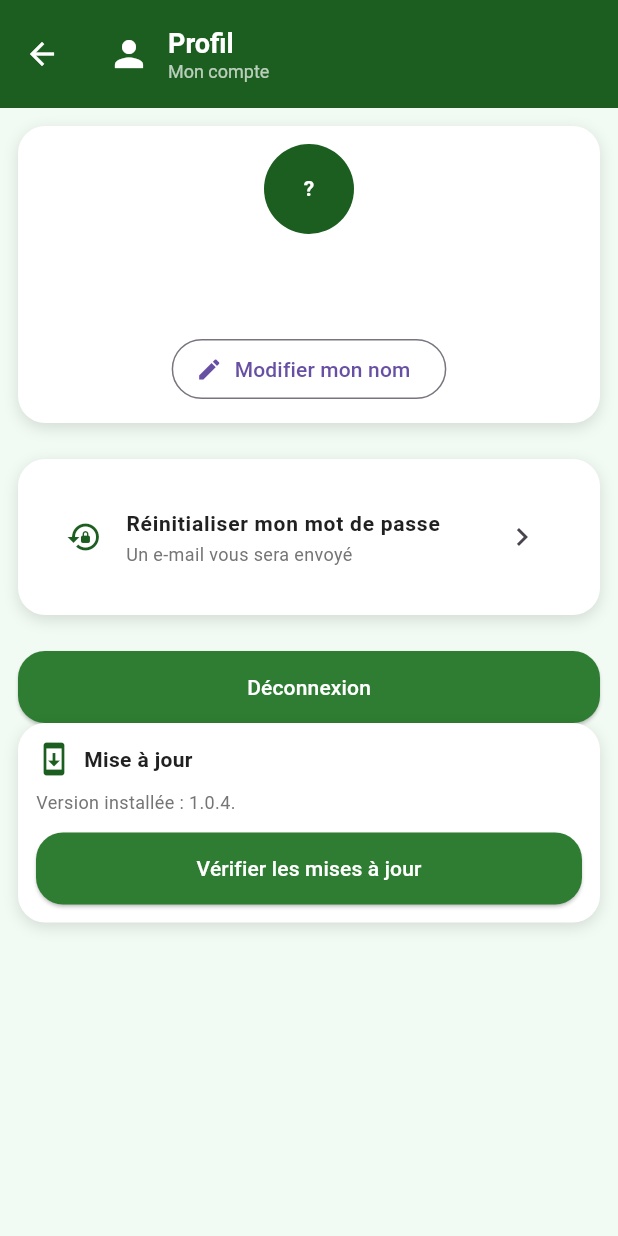
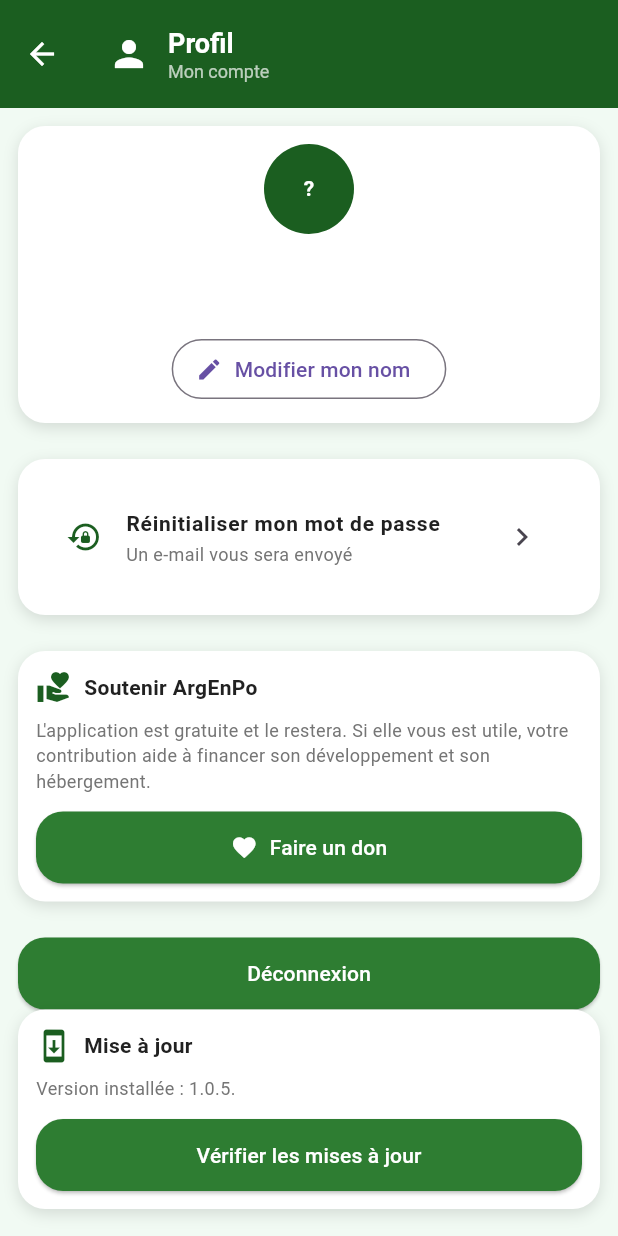
Before and after one commit to Jumeaweb/ArgEnPo, a Flutter app: the ProfileScreen screen opened directly, on a phone screen of 412 x 824 dp. Run offline on Flutter 3.47's test engine with Material 3 defaults, Android fonts, the phone set to English and light mode, and no system bars; our stand-ins replace open_filex, package_info_plus, shared_preferences, supabase_flutter; accounts and stored records are empty; network calls fail.

Commit message:
v1.0.5 : carte « Soutenir ArgEnPo » sur le Profil (Stripe Payment Link, montant libre)
Generated by Mistral Vibe.
Co-Authored-By: Mistral Vibe <vibe@mistral.ai>

```diff
--- /dev/null
+++ b/lib/constants/app_constants.dart
@@ -0,0 +1,8 @@
+/// Constantes applicatives partagées.
+class AppConstants {
+  /// Lien de soutien (Stripe Payment Link, montant libre).
+  /// Modifiable dans le dashboard Stripe sans changement d'application :
+  /// l'URL est stable d'une version à l'autre.
+  static const String donationUrl =
+      'https://donate.stripe.com/14A7sK6Wx6Ze6tf16m3sI00';
+}
--- a/lib/constants/constants.dart
+++ b/lib/constants/constants.dart
@@ -1 +1,2 @@
+export 'app_constants.dart';
 export 'categories.dart';
--- a/lib/screens/profile_screen.dart
+++ b/lib/screens/profile_screen.dart
@@ -1,5 +1,8 @@
 import 'package:flutter/material.dart';
 import 'package:supabase_flutter/supabase_flutter.dart';
+import 'package:url_launcher/url_launcher.dart';
+
+import '../constants/constants.dart';
 
 import '../services/auth_service.dart';
 import '../services/refresh_bus.dart';
@@ -153,6 +156,29 @@ class _ProfileScreenState extends State<ProfileScreen> {
     }
   }
 
+  Future<void> _donate() async {
+    try {
+      final opened = await launchUrl(
+        Uri.parse(AppConstants.donationUrl),
+        mode: LaunchMode.externalApplication,
+      );
+
+      if (!opened && mounted) {
+        ScaffoldMessenger.of(context).showSnackBar(
+          const SnackBar(
+            content: Text('Impossible d\'ouvrir le navigateur.'),
+          ),
+        );
+      }
+    } catch (e) {
+      if (!mounted) return;
+
+      ScaffoldMessenger.of(context).showSnackBar(
+        SnackBar(content: Text('Erreur : $e')),
+      );
+    }
+  }
+
   Future<void> _signOut() async {
     await AuthService().signOut();
 
@@ -235,6 +261,45 @@ class _ProfileScreenState extends State<ProfileScreen> {
             ),
           ),
           const SizedBox(height: AppDimensions.padding),
+          // Soutien : l'app est gratuite Stripe gère le paiement, l'app
+          // n'y touche jamais (simple lien ouvert dans le navigateur).
+          AppCard(
+            padding: const EdgeInsets.all(AppDimensions.padding),
+            child: Column(
+              crossAxisAlignment: CrossAxisAlignment.start,
+              children: [
+                Row(
+                  children: [
+                    const Icon(
+                      Icons.volunteer_activism,
+                      color: AppColors.primary,
+                    ),
+                    const SizedBox(width: 8),
+                    Expanded(
+                      child: Text(
+                        'Soutenir ArgEnPo',
+                        style: AppTextStyles.title,
+                      ),
+                    ),
+                  ],
+                ),
+                const SizedBox(height: 8),
+                Text(
+                  'L\'application est gratuite et le restera. '
+                  'Si elle vous est utile, votre contribution aide à '
+                  'financer son développement et son hébergement.',
+                  style: AppTextStyles.subtitle,
+                ),
+                const SizedBox(height: 12),
+                AppButton(
+                  text: 'Faire un don',
+                  icon: Icons.favorite,
+                  onPressed: _donate,
+                ),
+              ],
+            ),
+          ),
+          const SizedBox(height: AppDimensions.padding),
           AppButton(
             text: 'Déconnexion',
             onPressed: _signOut,
--- a/pubspec.yaml
+++ b/pubspec.yaml
@@ -16,7 +16,7 @@ publish_to: 'none' # Remove this line if you wish to publish to pub.dev
 # https://developer.apple.com/library/archive/documentation/General/Reference/InfoPlistKeyReference/Articles/CoreFoundationKeys.html
 # In Windows, build-name is used as the major, minor, and patch parts
 # of the product and file versions while build-number is used as the build suffix.
-version: 1.0.4+5
+version: 1.0.5+6
 
 environment:
   sdk: ^3.12.2
```
